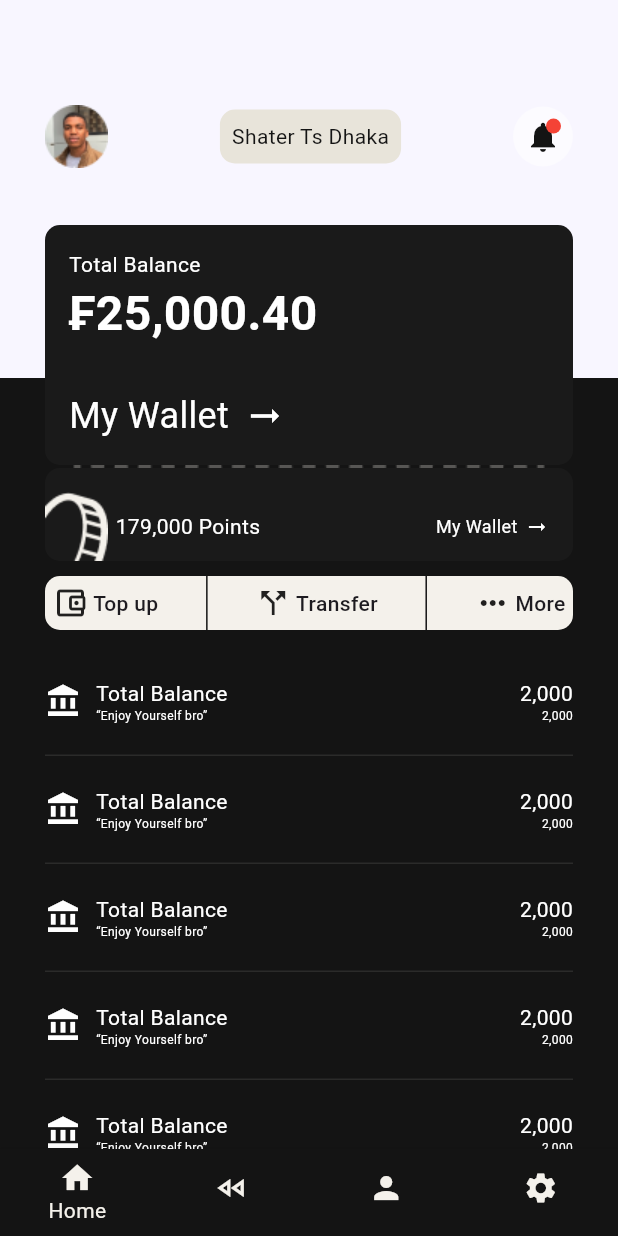
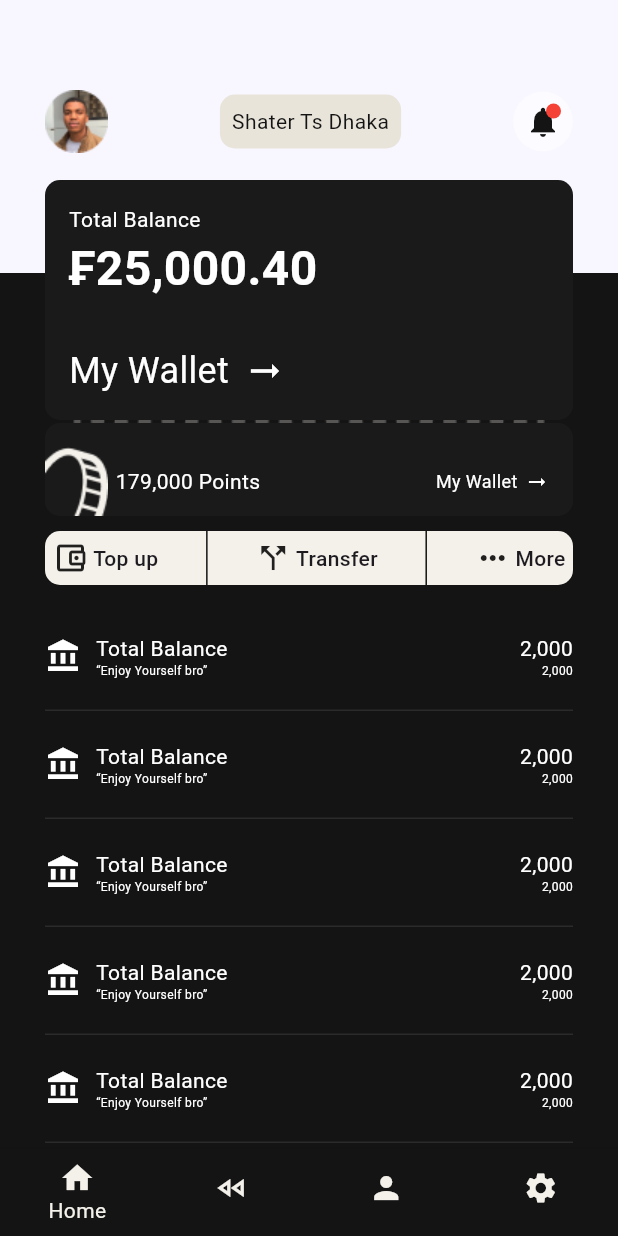
Before and after one commit to SSAstone/task, a Flutter app: the HomeView screen opened by its route, on a phone screen of 412 x 824 dp. Run offline on Flutter 3.47's test engine with Material 3 defaults, Android fonts, the phone set to English and light mode, and no system bars; our stand-ins replace get.

Commit message:
added gap

```diff
--- a/lib/controllers/home_layout_controller.dart
+++ b/lib/controllers/home_layout_controller.dart
@@ -14,4 +14,5 @@ class HomeLayoutController extends GetxController {
   void hiddenSelectView() => view.value = "transfer";
   void hiddenShowMoney() => view.value = "account";
   void hiddenConfirm() => view.value = "money";
+  void homeView() => view.value = "";
 }
--- a/lib/controllers/reward_layout_controller.dart
+++ b/lib/controllers/reward_layout_controller.dart
@@ -7,4 +7,5 @@ class RewardLayoutController extends GetxController {
   void showGift() => view.value = "gift";
   void hidGift() => view.value = "details";
   void hidDetails() => view.value = "";
+  void showReward() => view.value = "";
 }
--- a/lib/screens/boarding/welcome_boarding.dart
+++ b/lib/screens/boarding/welcome_boarding.dart
@@ -12,6 +12,10 @@ class WelcomeBoarding extends StatefulWidget {
 }
 
 class WelcomBboardingState extends State<WelcomeBoarding> {
+
+  int currentIndex = 0;
+
+
   List<Map> boarding = [
     {
       'label': 'Welcome to\n Fundify!',
--- a/lib/screens/home/balance.dart
+++ b/lib/screens/home/balance.dart
@@ -161,7 +161,10 @@ class _BalanceState extends State<Balance> {
             ],
           ),
         ),
-        Image.asset("assets/images/Line.png"),
+        Container(
+          margin: const EdgeInsets.symmetric(horizontal: 30),
+          child: Image.asset("assets/images/Line.png"),
+        ),
         Container(
           margin: const EdgeInsets.symmetric(horizontal: 30),
           padding: const EdgeInsets.only(top: 16, right: 16),
--- a/lib/screens/home/home_view.dart
+++ b/lib/screens/home/home_view.dart
@@ -1,4 +1,7 @@
 import 'package:flutter/material.dart';
+import 'package:get/get.dart';
+import 'package:mobile_app/controllers/home_layout_controller.dart';
+import 'package:mobile_app/controllers/reward_layout_controller.dart';
 import 'package:mobile_app/screens/layout/home_layout.dart';
 import 'package:mobile_app/screens/layout/reward_layout.dart';
 // import 'package:mobile_app/screens/rewards/rewards_view.dart';
@@ -12,6 +15,9 @@ class HomeView extends StatefulWidget {
 }
 
 class _HomeViewState extends State<HomeView> {
+  final HomeLayoutController home_controller = Get.put(HomeLayoutController());
+  final RewardLayoutController reward_controller = Get.put(RewardLayoutController());
+
   int currentIndex = 0;
 
   List<Map> navItems = [
@@ -39,6 +45,14 @@ class _HomeViewState extends State<HomeView> {
     const Text('Profile'),
     const Text('Setting')
   ];
+
+  @override
+  void setState(VoidCallback fn) {
+    // TODO: implement setState
+    super.setState(fn);
+    home_controller.homeView();
+    reward_controller.showReward();
+  }
 
   @override
   Widget build(BuildContext context) {
--- a/lib/screens/home/money_confirmation.dart
+++ b/lib/screens/home/money_confirmation.dart
@@ -43,12 +43,12 @@ class _MoneyConfirmationState extends State<MoneyConfirmation> {
             },
             icon: const Text("Close", style: TextStyle(color: AppColors.lightColor)),
           ),
-          SizedBox(width: 20),
+          SizedBox(width: 10),
         ],
         backgroundColor: AppColors.darkColor,
       ),
       body: Container(
-        margin: EdgeInsets.all(30),
+        margin: EdgeInsets.symmetric(horizontal: 30, vertical: 10),
         child: Column(
           crossAxisAlignment: CrossAxisAlignment.start,
           children: [
--- a/lib/screens/home/profile.dart
+++ b/lib/screens/home/profile.dart
@@ -3,7 +3,7 @@ import 'package:mobile_app/utitls/colors.dart';
 
 Widget Profile() {
   return Container(
-    margin: const EdgeInsets.symmetric(horizontal: 30, vertical: 70),
+    margin: const EdgeInsets.symmetric(horizontal: 30, vertical: 60),
     child: Row(
       mainAxisAlignment: MainAxisAlignment.spaceBetween,
       children: [
--- a/lib/screens/layout/home_layout.dart
+++ b/lib/screens/layout/home_layout.dart
@@ -52,11 +52,11 @@ class HomeLayout extends StatelessWidget {
                     Column(
                       children: [
                         Profile(),
-                        SizedBox(height: 70),
+                        SizedBox(height: 20),
                         Expanded(
                           child: Container(
                             padding: const EdgeInsets.only(
-                                top: 180, left: 30, right: 30),
+                                top: 220, left: 30, right: 30),
                             width: double.infinity,
                             color: AppColors.darkColor,
                             child: ListView.builder(
@@ -141,7 +141,7 @@ class HomeLayout extends StatelessWidget {
                       ],
                     ),
                     Positioned(
-                      top: 150,
+                      top: 120,
                       left: 0,
                       right: 0,
                       child: Balance(changeRoute: controller.showTransferView),
--- a/lib/utitls/routers.dart
+++ b/lib/utitls/routers.dart
@@ -27,6 +27,6 @@ class Routers {
     GetPage(name: referralBoarding, page: () => const ReferralBoarding()),
     GetPage(name: passwordPin, page: () => const Password()),
     GetPage(name: homeView, page: () => const HomeView()),
-    GetPage(name: transferView, page: () => const TransferView()),
+    GetPage(name: transferView, page: () => TransferView()),
   ];
 }
--- a/lib/widget/btn/balance_tab_btn.dart
+++ b/lib/widget/btn/balance_tab_btn.dart
@@ -1,19 +1,17 @@
 import 'package:flutter/material.dart';
+import 'package:get/get.dart';
+import 'package:mobile_app/controllers/home_layout_controller.dart';
 // import 'package:get/get.dart';
 // import 'package:mobile_app/screens/layout/home_layout.dart';
 import 'package:mobile_app/utitls/colors.dart';
 // import 'package:mobile_app/utitls/routers.dart';
 
-class BalanceTabBtn extends StatefulWidget {
+class BalanceTabBtn extends StatelessWidget {
   final VoidCallback? changeRoute;
-  const BalanceTabBtn({super.key, this.changeRoute});
+  BalanceTabBtn({super.key, this.changeRoute});
 
-  @override
-  State<BalanceTabBtn> createState() => _BalanceTabBtnState();
-}
-
-class _BalanceTabBtnState extends State<BalanceTabBtn> {
   // final HomeController controller = Get.put(HomeController());
+    final HomeLayoutController controller = Get.put(HomeLayoutController());
 
   @override
   Widget build(BuildContext context) {
@@ -49,12 +47,7 @@ class _BalanceTabBtnState extends State<BalanceTabBtn> {
         Container(
           // padding: const EdgeInsets.symmetric(horizontal: 10),
           child: InkWell(
-            onTap: () => {
-              print('aaaa'),
-              // Get.toNamed(Routers.transferView);
-              // controller.showTransferView(),
-              widget.changeRoute?.call()
-            },
+            onTap: () => controller.showTransferView(),
             // onTap: () => Get.toNamed(Routers.transferView),
             child: const Row(
               children: [
--- a/lib/widget/btn/primary_btn.dart
+++ b/lib/widget/btn/primary_btn.dart
@@ -25,7 +25,7 @@ class _PrimaryBtnState extends State<PrimaryBtn> {
       child: Container(
         width: double.infinity,
         padding: const EdgeInsets.symmetric(
-          vertical: 14,
+          vertical: 12,
         ),
         decoration: BoxDecoration(
           color: widget.style != null ? widget.style!['color'] : AppColors.lightColor,
```
Also changed, not shown: lib/screens/home/transfer_view.dart (+9 -11 lines), lib/screens/password_view.dart (+4 -4 lines), lib/screens/rewards/gift.dart (+6 -2 lines), lib/screens/rewards/reward_details.dart (+9 -10 lines).
